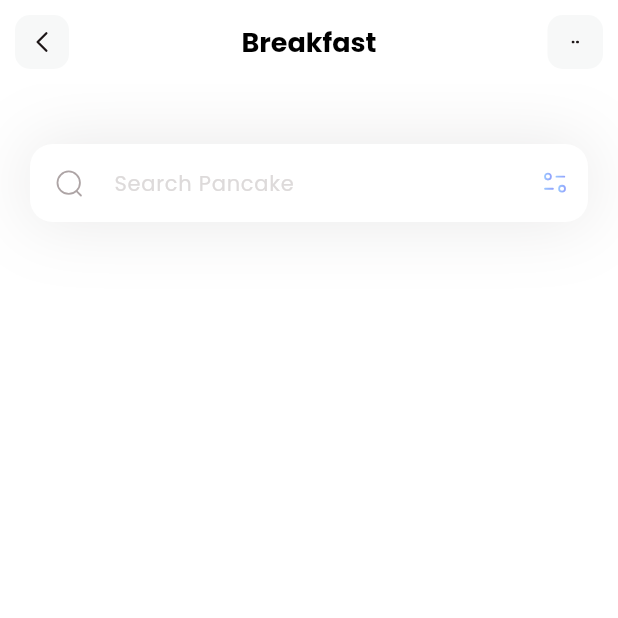
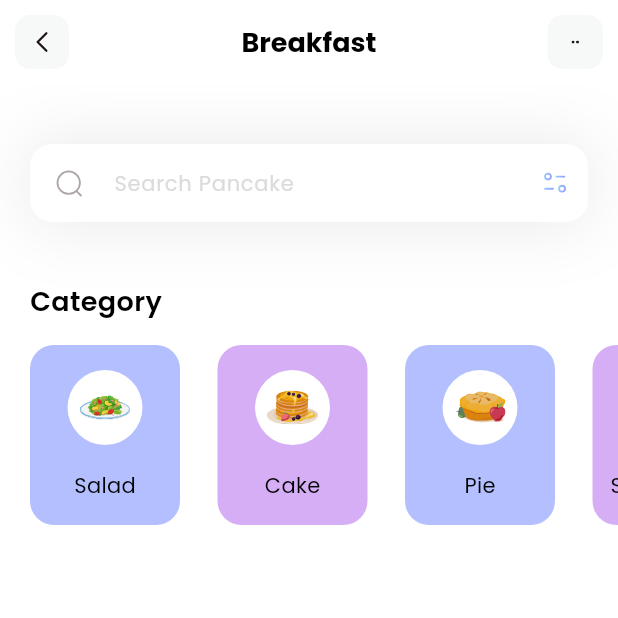
Before and after one commit to paolochang/flutterguys_fitness, a Flutter app: the screen it shows after launch, on a phone screen of 412 x 824 dp, the top half of it. Run offline on Flutter 3.47's test engine with Material 3 defaults, Android fonts, the light colour scheme and no system bars; our stand-ins replace flutter_svg.

Commit message:
Added categories

```diff
--- a/lib/main.dart
+++ b/lib/main.dart
@@ -14,7 +14,7 @@
     return MaterialApp(
       debugShowCheckedModeBanner: false,
       theme: ThemeData(fontFamily: 'Poppins'),
-      home: const HomePage(),
+      home: HomePage(),
     );
   }
 }
--- /dev/null
+++ b/lib/models/category_model.dart
@@ -0,0 +1,43 @@
+import 'package:flutter/material.dart';
+
+class CategoryModel {
+  String name;
+  String iconPath;
+  Color boxColor;
+
+  CategoryModel({
+    required this.name,
+    required this.iconPath,
+    required this.boxColor,
+  });
+
+  static List<CategoryModel> getCategories() {
+    List<CategoryModel> categories = [];
+
+    categories.add(CategoryModel(
+      name: 'Salad',
+      iconPath: 'assets/icons/plate.svg',
+      boxColor: Color(0xff92A3FD),
+    ));
+
+    categories.add(CategoryModel(
+      name: 'Cake',
+      iconPath: 'assets/icons/pancakes.svg',
+      boxColor: Color(0xffC58BF2),
+    ));
+
+    categories.add(CategoryModel(
+      name: 'Pie',
+      iconPath: 'assets/icons/pie.svg',
+      boxColor: Color(0xff92A3FD),
+    ));
+
+    categories.add(CategoryModel(
+      name: 'Smoothies',
+      iconPath: 'assets/icons/orange-snacks.svg',
+      boxColor: Color(0xffC58BF2),
+    ));
+
+    return categories;
+  }
+}
--- a/lib/pages/home.dart
+++ b/lib/pages/home.dart
@@ -1,26 +1,100 @@
 import 'package:flutter/material.dart';
 import 'package:flutter_svg/flutter_svg.dart';
+import 'package:flutterguys_fitness/models/category_model.dart';
 
-class HomePage extends StatelessWidget {
+class HomePage extends StatefulWidget {
   const HomePage({Key? key}) : super(key: key);
 
-  /// return Widget
-  /// SCAFFOLD include.
-  ///   Appbar
-  ///   Drawer
-  ///   Float Action Button
-  ///   Bottom Navigation Bar
-  ///   Snack Bar
+  @override
+  State<HomePage> createState() => _HomePageState();
+}
+
+class _HomePageState extends State<HomePage> {
+  List<CategoryModel> categories = [];
+
+  void _getCategories() {
+    categories = CategoryModel.getCategories();
+  }
+
+  @override
+  void initState() {
+    _getCategories();
+  }
+
   @override
   Widget build(BuildContext context) {
+    _getCategories();
     return Scaffold(
       appBar: appBar(),
       backgroundColor: Colors.white,
       body: Column(
+        crossAxisAlignment: CrossAxisAlignment.start,
         children: [
           _searchField(),
+          const SizedBox(height: 40),
+          _categoriesSection()
         ],
       ),
+    );
+  }
+
+  Column _categoriesSection() {
+    return Column(
+      crossAxisAlignment: CrossAxisAlignment.start,
+      children: [
+        const Padding(
+          padding: EdgeInsets.only(left: 20),
+          child: Text(
+            'Category',
+            style: TextStyle(
+              color: Colors.black,
+              fontSize: 18,
+              fontWeight: FontWeight.w600,
+            ),
+          ),
+        ),
+        const SizedBox(height: 16),
+        SizedBox(
+          height: 120,
+          child: ListView.separated(
+            itemCount: categories.length,
+            scrollDirection: Axis.horizontal,
+            separatorBuilder: (context, index) => const SizedBox(width: 25),
+            padding: const EdgeInsets.only(left: 20, right: 20),
+            itemBuilder: (context, index) {
+              return Container(
+                  width: 100,
+                  decoration: BoxDecoration(
+                      color: categories[index].boxColor.withValues(alpha: 0.7),
+                      borderRadius: BorderRadius.circular(16)),
+                  child: Column(
+                    mainAxisAlignment: MainAxisAlignment.spaceEvenly,
+                    children: [
+                      Container(
+                        width: 50,
+                        height: 50,
+                        decoration: const BoxDecoration(
+                          color: Colors.white,
+                          shape: BoxShape.circle,
+                        ),
+                        child: Padding(
+                          padding: const EdgeInsets.all(8.0),
+                          child: SvgPicture.asset(categories[index].iconPath),
+                        ),
+                      ),
+                      Text(
+                        categories[index].name,
+                        style: const TextStyle(
+                          fontWeight: FontWeight.w400,
+                          color: Colors.black,
+                        ),
+                      ),
+                    ],
+                  ));
+            },
+          ),
+        ),
+      ],
     );
   }
 
@@ -51,7 +125,7 @@
               width: 20,
             ),
           ),
-          suffixIcon: Container(
+          suffixIcon: SizedBox(
             // IntrinsicHeight
             width: 60,
             child: Row(
```
